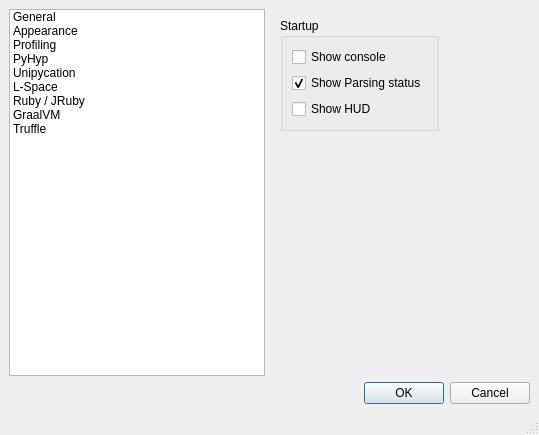
softdevteam/eco, file lib/eco/gui/settings.ui: the form before one commit.
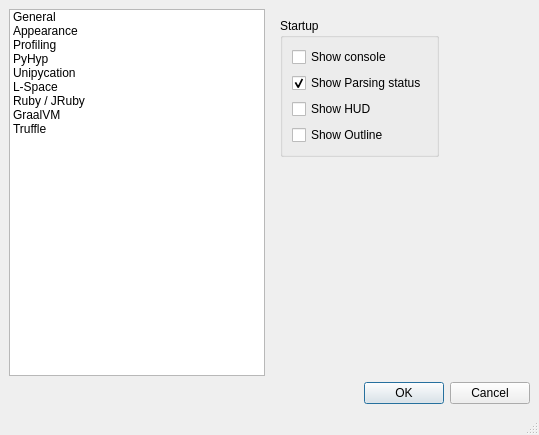
The form after the commit. Icons and pictures are not drawn.

Commit message: Simple AST outline viewer using namebinding rules

What changed in the file:
```diff
--- a/lib/eco/gui/settings.ui
+++ b/lib/eco/gui/settings.ui
@@ -176,6 +176,13 @@
                </property>
               </widget>
              </item>
+             <item row="4" column="0">
+              <widget class="QCheckBox" name="gen_showoutline">
+               <property name="text">
+                <string>Show Outline</string>
+               </property>
+              </widget>
+             </item>
             </layout>
            </widget>
           </item>
```
Left out of the diff: 2 changed lines with no effect on the pictures. The commit also changes 4 other files.
